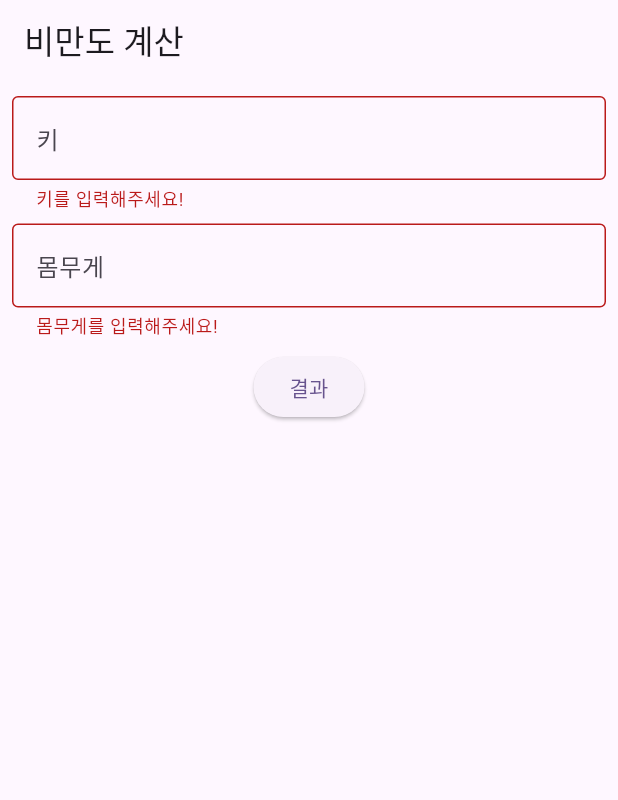
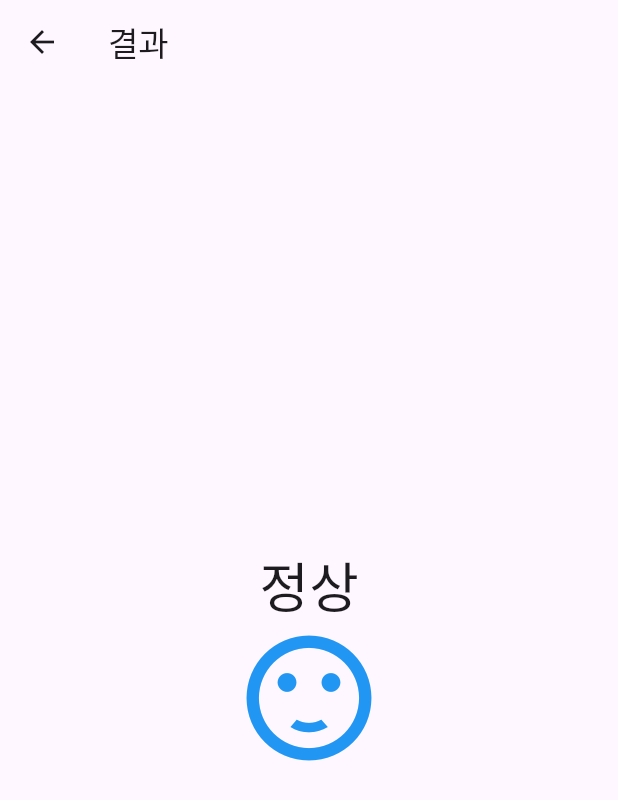
Before and after one commit to kimlg2/Flutter_Exercise-information, a Flutter app: the screen it shows after launch, after a tap on "결과", on a phone screen of 412 x 824 dp. Shown: the top 800 px of the screen. Run offline on Flutter 3.47's test engine with Material 3 defaults, Android fonts, the phone set to English and light mode, and no system bars.

Commit message:
비만도 결과화면 작성

```diff
--- a/lib/main/main_screen.dart
+++ b/lib/main/main_screen.dart
@@ -1,4 +1,5 @@
 import 'package:flutter/material.dart';
+import 'package:bmi_flutter/result/result_screen.dart';  // 실제 파일 경로에 맞게 수정
 
 class MainScreen extends StatefulWidget {
   const MainScreen({super.key});
@@ -52,8 +53,18 @@ class _MainScreenState extends State<MainScreen> {
             ElevatedButton(
               onPressed: () {
                 if(_formKey.currentState?.validate() ?? false) {
+                  return;
+                }
 
-                }
+                Navigator.push(
+                  context,
+                  MaterialPageRoute(
+                    builder: (context) => ResultScreen(
+                      height: 168.0, // 실수로 변경
+                      weight: 60.0,  // 실수로 변경
+                    ),
+                  ),
+                );
               },
               child: Text('결과'),
             ),
--- /dev/null
+++ b/lib/result/result_screen.dart
@@ -0,0 +1,33 @@
+import 'package:flutter/material.dart';
+class ResultScreen extends StatelessWidget {
+  final double height;
+  final double weight;
+
+  const ResultScreen({
+    Key? key,
+    required this.height,
+    required this.weight,
+  }) : super(key: key);
+
+  @override
+  Widget build(BuildContext context) {
+    return Scaffold(
+      appBar: AppBar(
+        title: const Text('결과'),
+      ),
+      body: Center(
+        child: Column(
+          mainAxisAlignment: MainAxisAlignment.center,
+          children: const[
+            Text('정상', style: TextStyle(fontSize: 36),
+            ),
+            Icon(Icons.sentiment_satisfied,
+              color: Colors.blue,
+            size: 100,
+            ),
+          ],
+        ),
+      ),
+    );
+  }
+}
```
